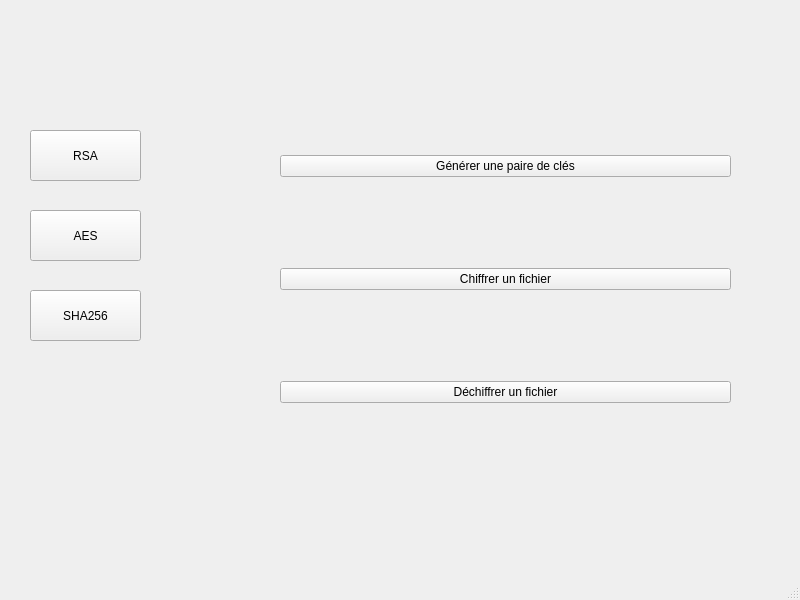
Old version of the form mainwindow.ui in the repository LeoPinzano/appSecurite.
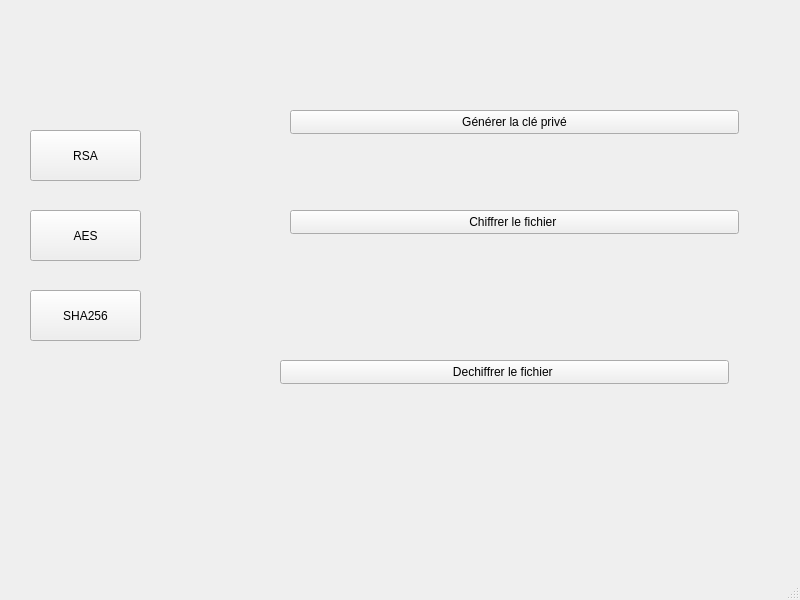
New version of the form.

```diff
--- a/mainwindow.ui
+++ b/mainwindow.ui
@@ -62,7 +62,10 @@
       <height>491</height>
      </rect>
     </property>
-    <widget class="QWidget" name="RSAstackedWidgetPage1" native="true">
+    <property name="currentIndex">
+     <number>1</number>
+    </property>
+    <widget class="QWidget" name="RSAstackedWidgetPage1">
      <widget class="QWidget" name="verticalLayoutWidget">
       <property name="geometry">
        <rect>
@@ -100,6 +103,67 @@
       </layout>
      </widget>
     </widget>
+    <widget class="QWidget" name="AESstackedWidgetPage1">
+     <widget class="QPushButton" name="AESKeyBtn">
+      <property name="enabled">
+       <bool>true</bool>
+      </property>
+      <property name="geometry">
+       <rect>
+        <x>50</x>
+        <y>70</y>
+        <width>449</width>
+        <height>24</height>
+       </rect>
+      </property>
+      <property name="text">
+       <string>Générer la clé privé</string>
+      </property>
+     </widget>
+     <widget class="QPushButton" name="AESencryptBtn">
+      <property name="enabled">
+       <bool>true</bool>
+      </property>
+      <property name="geometry">
+       <rect>
+        <x>50</x>
+        <y>170</y>
+        <width>449</width>
+        <height>24</height>
+       </rect>
+      </property>
+      <property name="text">
+       <string>Chiffrer le fichier </string>
+      </property>
+     </widget>
+     <widget class="QPushButton" name="AESdecryptBtn">
+      <property name="enabled">
+       <bool>true</bool>
+      </property>
+      <property name="geometry">
+       <rect>
+        <x>40</x>
+        <y>320</y>
+        <width>449</width>
+        <height>24</height>
+       </rect>
+      </property>
+      <property name="text">
+       <string>Dechiffrer le fichier </string>
+      </property>
+     </widget>
+     <widget class="QWidget" name="verticalLayoutWidget_2">
+      <property name="geometry">
+       <rect>
+        <x>20</x>
+        <y>20</y>
+        <width>501</width>
+        <height>451</height>
+       </rect>
+      </property>
+      <layout class="QVBoxLayout" name="verticalLayout_2"/>
+     </widget>
+    </widget>
    </widget>
   </widget>
   <widget class="QMenuBar" name="menubar">
```
